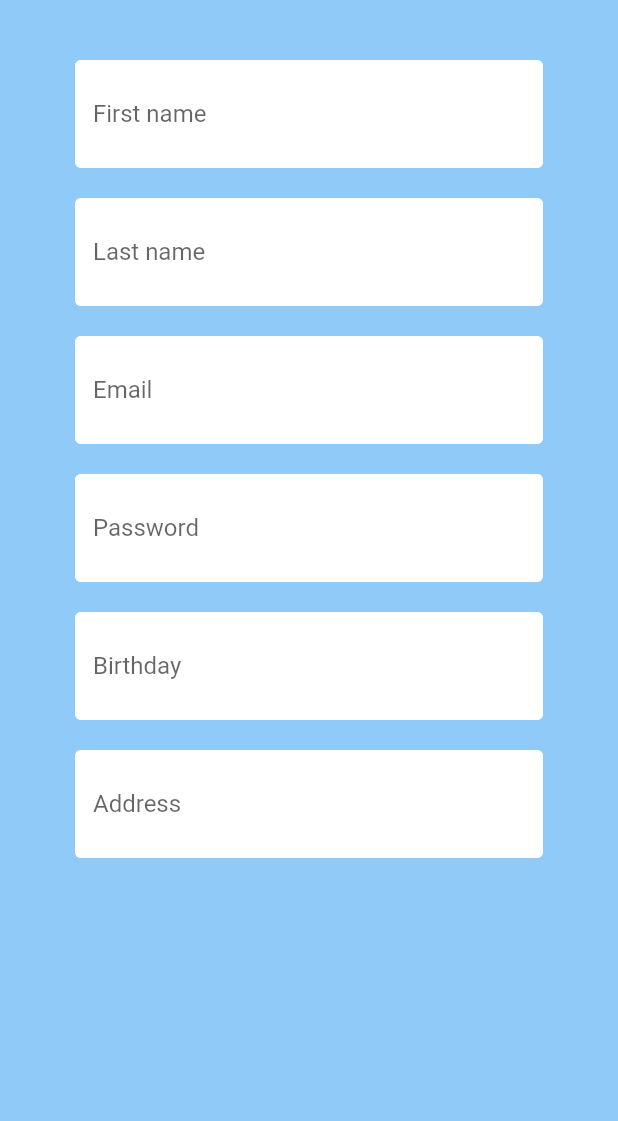
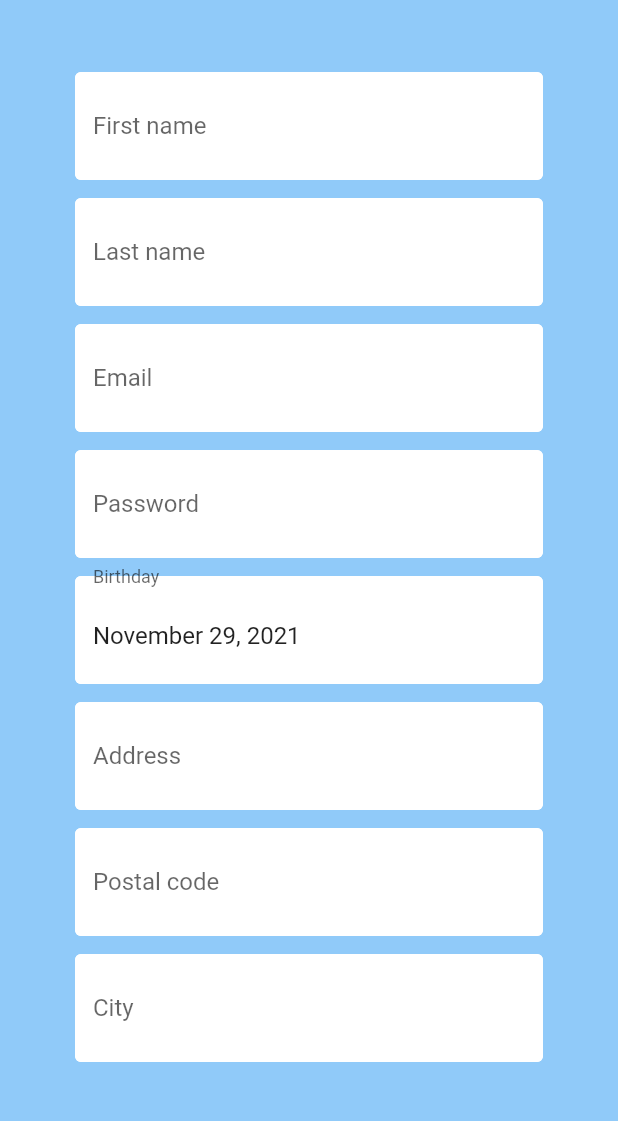
Before and after one commit to AyedSamy/Flutter-ShopApp, a Flutter app: the Home screen opened directly, after a tap on "Profile", on a phone screen of 412 x 824 dp, the part 84-1205 px from its top. Run offline on Flutter 3.47's test engine with Material 2 defaults, Android fonts, the phone set to English and light mode, and no system bars; drawn by our look-alikes of date_field; our stand-ins replace cloud_firestore, currency_text_input_formatter, firebase_auth, firebase_core, firebase_storage, image_picker; accounts and stored records are empty.

Commit message:
Update user information from profile page, sync with firebase

```diff
--- a/lib/screens/home.dart
+++ b/lib/screens/home.dart
@@ -51,6 +51,7 @@ class _HomeState extends State<Home> {
                       context,
                       "/profile",
                       arguments: {
+                        'uid': user.uid,
                         'firstname': id[0],
                         'lastname': id[1],
                         'email': id[2],
--- a/lib/screens/product-card.dart
+++ b/lib/screens/product-card.dart
@@ -1,4 +1,3 @@
-import 'package:flutter/foundation.dart';
 import 'package:flutter/material.dart';
 import 'package:miaged/screens/product-detail.dart';
 
--- a/lib/screens/profile.dart
+++ b/lib/screens/profile.dart
@@ -1,5 +1,6 @@
 import 'package:flutter/material.dart';
 import 'package:miaged/services/auth.dart';
+import 'package:miaged/services/database.dart';
 import 'package:miaged/shared/constants.dart';
 import 'package:miaged/shared/loading.dart';
 import 'package:date_field/date_field.dart';
@@ -13,22 +14,31 @@ class _ProfileState extends State<Profile> {
   final AuthService _auth = AuthService();
   final _formKey = GlobalKey<FormState>();
   bool loading = false;
-  //text field state
-  String firstname = '';
-  String lastname = '';
-  String email = '';
-  String password = '';
-  String address = '';
-  String postalcode = '';
-  String city = '';
+  String message = '';
+  // initial values
+  String firstname;
+  String lastname;
+  String email;
+  String password;
   DateTime birthday;
-  String error = '';
-
-  //String seller = await DatabaseService().getSeller(user.uid);
+  String address;
+  String postalcode;
+  String city;
 
   @override
   Widget build(BuildContext context) {
     final Map data = ModalRoute.of(context).settings.arguments;
+
+    // initial route args values
+    String firstname = data["firstname"];
+    String lastname = data["lastname"];
+    String email = data["email"];
+    String password = data["password"];
+    DateTime birthday = data["birthday"];
+    String address = data["address"];
+    String postalcode = data["postalcode"];
+    String city = data["city"];
+
     return loading
         ? Loading()
         : Scaffold(
@@ -45,17 +55,44 @@ class _ProfileState extends State<Profile> {
                       setState(() {
                         loading = true;
                       });
-                      dynamic result =
-                          await _auth.updateEmailAndPassword(email, password);
+                      bool updateLogs = true;
+                      bool updateUser = true;
+                      dynamic result = true;
+                      if (this.email == null && this.password == null) {
+                        updateLogs = false;
+                      }
+                      if (updateLogs == true) {
+                        print(this.email == null ? email : this.email);
+                        print(this.password == null ? password : this.password);
+                        result = await _auth.updateEmailAndPassword(
+                            this.email == null ? email : this.email,
+                            this.password == null ? password : this.password);
+                      }
                       if (result == null) {
+                        updateUser = false;
                         setState(() {
                           loading = false;
-                          error = "Please supply a valid email";
+                          message = "Please supply a valid email";
                         });
-                      } else {
-                        print(email);
-                        print(password);
-                        Navigator.pop(context);
+                      }
+                      if (updateUser == true) {
+                        await DatabaseService(uid: data["uid"]).updateUserData(
+                            this.email == null ? email : this.email,
+                            this.firstname == null ? firstname : this.firstname,
+                            this.lastname == null ? lastname : this.lastname,
+                            this.password == null ? password : this.password,
+                            this.birthday == null ? birthday : this.birthday,
+                            this.address == null ? address : this.address,
+                            this.postalcode == null
+                                ? postalcode
+                                : this.postalcode,
+                            this.city == null ? city : this.city);
+                        setState(() {
+                          loading = false;
+                          message = "Your profile has been updated";
+                        });
+                        print("updated user");
+                        //Navigator.pop(context);
                       }
                     }
                   },
@@ -71,11 +108,18 @@ class _ProfileState extends State<Profile> {
                   key: _formKey,
                   child: Column(
                     children: [
+                      Text(
+                        message,
+                        style: TextStyle(
+                          color: Colors.purple,
+                          fontSize: 14,
+                        ),
+                      ),
                       SizedBox(
-                        height: 20,
+                        height: 12,
                       ),
                       TextFormField(
-                        initialValue: data['firstname'],
+                        initialValue: firstname,
                         decoration: textInputDecoration.copyWith(
                           focusedBorder: outlineWhite,
                           hintText: 'First name',
@@ -87,15 +131,15 @@ class _ProfileState extends State<Profile> {
                             val.isEmpty ? "Enter your first name" : null,
                         onChanged: (val) {
                           setState(() {
-                            firstname = val;
+                            this.firstname = val;
                           });
                         },
                       ),
                       SizedBox(
-                        height: 20,
+                        height: 12,
                       ),
                       TextFormField(
-                        initialValue: data['lastname'],
+                        initialValue: lastname,
                         decoration: textInputDecoration.copyWith(
                           focusedBorder: outlineWhite,
                           hintText: 'Last name',
@@ -107,15 +151,15 @@ class _ProfileState extends State<Profile> {
                             val.isEmpty ? "Enter your last name" : null,
                         onChanged: (val) {
                           setState(() {
-                            lastname = val;
+                            this.lastname = val;
                           });
                         },
                       ),
                       SizedBox(
-                        height: 20,
+                        height: 12,
                       ),
                       TextFormField(
-                        initialValue: data['email'],
+                        initialValue: email,
                         decoration: textInputDecoration.copyWith(
                           focusedBorder: outlineWhite,
                           hintText: 'Email',
@@ -127,16 +171,17 @@ class _ProfileState extends State<Profile> {
                             val.isEmpty ? "Enter your email" : null,
                         onChanged: (val) {
                           setState(() {
-                            email = val;
+                            this.email = val;
+                            print(this.email);
                           });
                         },
                       ),
                       SizedBox(
-                        height: 20,
+                        height: 12,
                       ),
                       TextFormField(
                         obscureText: true,
-                        initialValue: data['password'],
+                        initialValue: password,
                         decoration: textInputDecoration.copyWith(
                           focusedBorder: outlineWhite,
                           hintText: 'Password',
@@ -145,17 +190,18 @@ class _ProfileState extends State<Profile> {
                           labelStyle: TextStyle(height: 4),
                         ),
                         validator: (val) =>
-                            val.isEmpty ? "Enter your password" : null,
+                            val.length < 6 ? "Enter a 6+ chars password" : null,
                         onChanged: (val) {
                           setState(() {
-                            password = val;
+                            this.password = val;
                           });
                         },
                       ),
                       SizedBox(
-                        height: 20,
+                        height: 12,
                       ),
                       DateTimeFormField(
+                        initialValue: birthday,
                         mode: DateTimeFieldPickerMode.date,
                         decoration: textInputDecoration.copyWith(
                           focusedBorder: outlineWhite,
@@ -164,12 +210,18 @@ class _ProfileState extends State<Profile> {
                           labelText: 'Birthday',
                           labelStyle: TextStyle(height: 4),
                         ),
+                        validator: (DateTime e) {
+                          return null;
+                        },
+                        onDateSelected: (DateTime val) {
+                          this.birthday = val;
+                        },
                       ),
                       SizedBox(
-                        height: 20,
+                        height: 12,
                       ),
                       TextFormField(
-                        initialValue: data['address'],
+                        initialValue: address,
                         decoration: textInputDecoration.copyWith(
                           focusedBorder: outlineWhite,
                           hintText: 'Address',
@@ -181,22 +233,49 @@ class _ProfileState extends State<Profile> {
                             val.isEmpty ? "Enter your address" : null,
                         onChanged: (val) {
                           setState(() {
-                            address = val;
+                            this.address = val;
                           });
                         },
                       ),
                       SizedBox(
-                        height: 20,
+                        height: 12,
+                      ),
+                      TextFormField(
+                        initialValue: postalcode,
+                        decoration: textInputDecoration.copyWith(
+                          focusedBorder: outlineWhite,
+                          hintText: 'Postal code',
+                          hintStyle: TextStyle(height: 2),
+                          labelText: 'Postal code',
+                          labelStyle: TextStyle(height: 4),
+                        ),
+                        validator: (val) =>
+                            val.isEmpty ? "Enter your postal code" : null,
+                        onChanged: (val) {
+                          setState(() {
+                            this.postalcode = val;
+                          });
+                        },
                       ),
                       SizedBox(
                         height: 12,
                       ),
-                      Text(
-                        error,
-                        style: TextStyle(
-                          color: Colors.red,
-                          fontSize: 14,
+                      TextFormField(
+                        initialValue: city,
+                        decoration: textInputDecoration.copyWith(
+                          focusedBorder: outlineWhite,
+                          hintText: 'City',
+                          hintStyle: TextStyle(height: 2),
+                          labelText: 'City',
+                          labelStyle: TextStyle(height: 4),
                         ),
+                        validator: (val) =>
+                            val.isEmpty ? "Enter your city" : null,
+                        onChanged: (val) {
+                          setState(() {
+                            this.city = val;
+                          });
+                        },
                       ),
                     ],
                   ),
```
Also changed, not shown: lib/services/auth.dart (+14 -5 lines).
